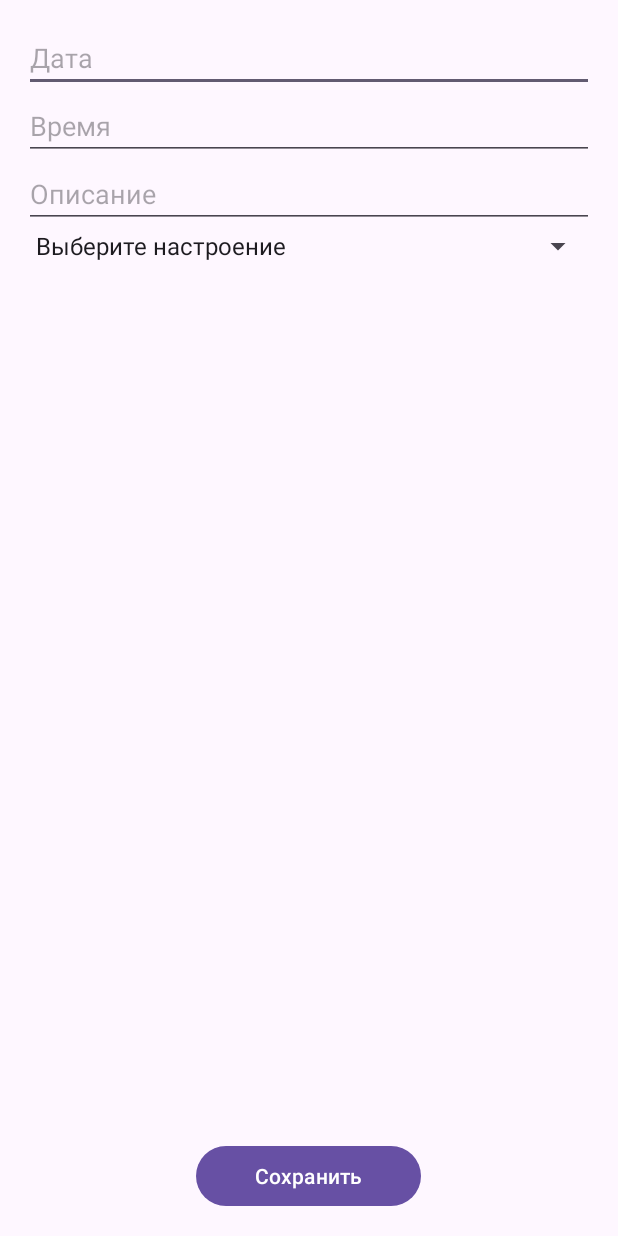
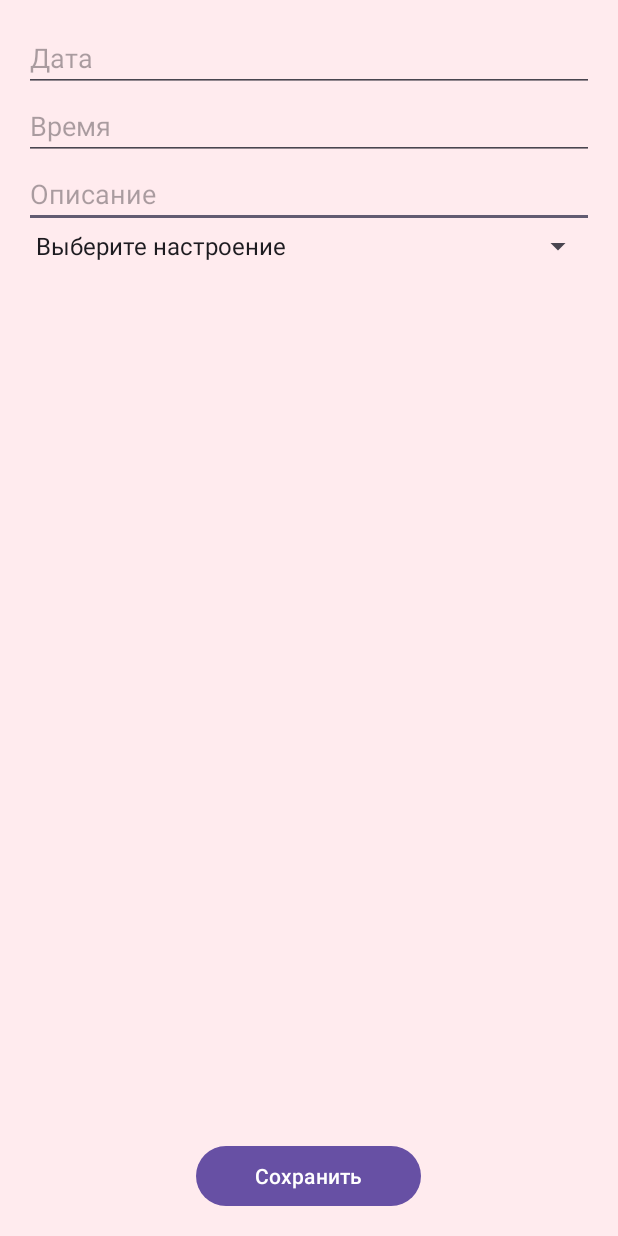
Before and after one commit to Olesya251925/MoodDiary_2, an Android app: the AddMoodActivity screen opened directly, with no data from a screen before it, on a phone screen of 412 x 824 dp. Run offline under Robolectric (Android 15) with nearby library versions, the phone set to English and light mode, and no system bars.

Commit message:
Update activity_add_mood.xml

```diff
--- a/app/src/main/res/layout/activity_add_mood.xml
+++ b/app/src/main/res/layout/activity_add_mood.xml
@@ -2,20 +2,27 @@
 <RelativeLayout xmlns:android="http://schemas.android.com/apk/res/android"
     android:layout_width="match_parent"
     android:layout_height="match_parent"
+    android:background="@color/aaa"
     android:padding="16dp">
 
     <EditText
         android:id="@+id/editTextDate"
         android:layout_width="match_parent"
         android:layout_height="wrap_content"
-        android:hint="Дата" />
+        android:hint="Дата"
+        android:focusable="false"
+        android:focusableInTouchMode="false"
+        android:inputType="none"/>
 
     <EditText
         android:id="@+id/editTextTime"
         android:layout_width="match_parent"
         android:layout_height="wrap_content"
         android:layout_below="@id/editTextDate"
-        android:hint="Время" />
+        android:hint="Время"
+        android:focusable="false"
+        android:focusableInTouchMode="false"
+        android:inputType="none"/>
 
     <EditText
         android:id="@+id/editTextDescription"
```
